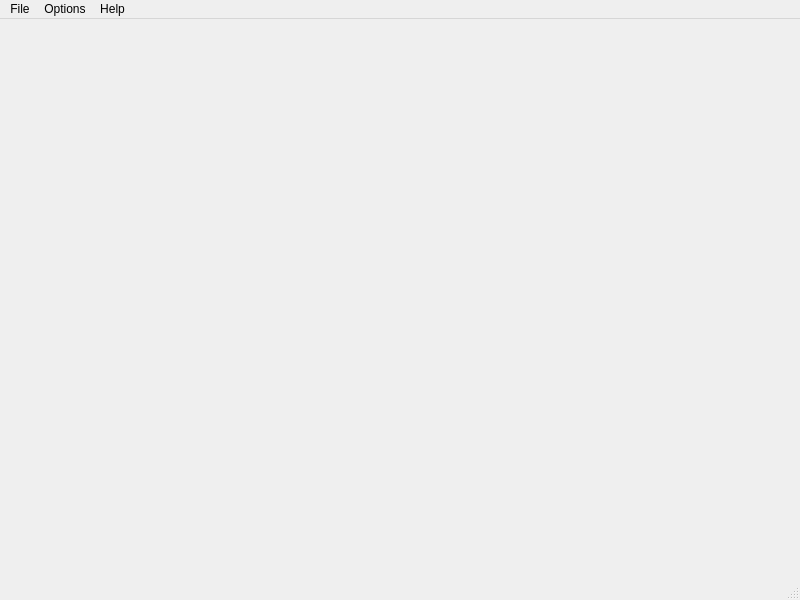
Old version of the form gui/mainwindow.ui in the repository kazachkovaanna/ootech.
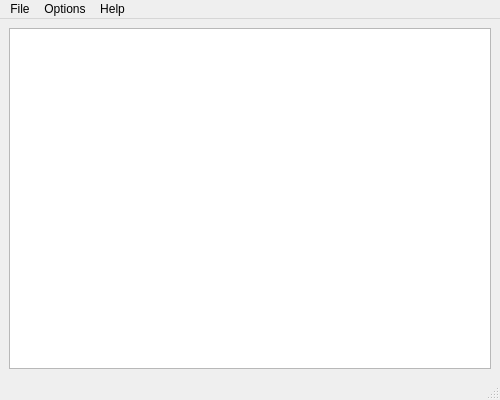
New version of the form.

Diff of the .ui file:
```diff
--- a/gui/mainwindow.ui
+++ b/gui/mainwindow.ui
@@ -6,21 +6,27 @@
    <rect>
     <x>0</x>
     <y>0</y>
-    <width>800</width>
-    <height>600</height>
+    <width>500</width>
+    <height>400</height>
    </rect>
   </property>
   <property name="windowTitle">
    <string>MainWindow</string>
   </property>
-  <widget class="QWidget" name="centralwidget"/>
+  <widget class="QWidget" name="centralwidget">
+   <layout class="QGridLayout" name="gridLayout">
+    <item row="0" column="0">
+     <widget class="QGraphicsView" name="graphicsView"/>
+    </item>
+   </layout>
+  </widget>
   <widget class="QMenuBar" name="menubar">
    <property name="geometry">
     <rect>
      <x>0</x>
      <y>0</y>
-     <width>800</width>
-     <height>25</height>
+     <width>500</width>
+     <height>21</height>
     </rect>
    </property>
    <widget class="QMenu" name="menuFile">
```
Left out of the diff: 17 changed lines with no effect on the pictures.
